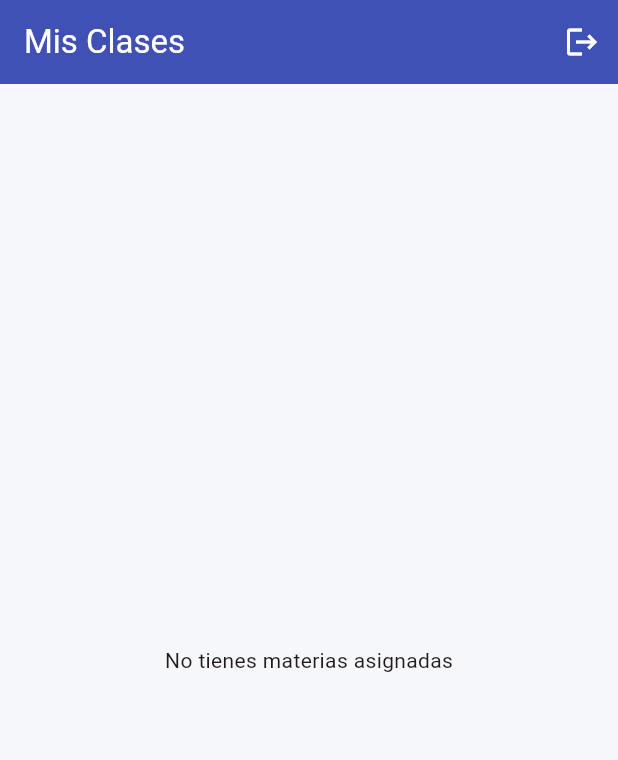
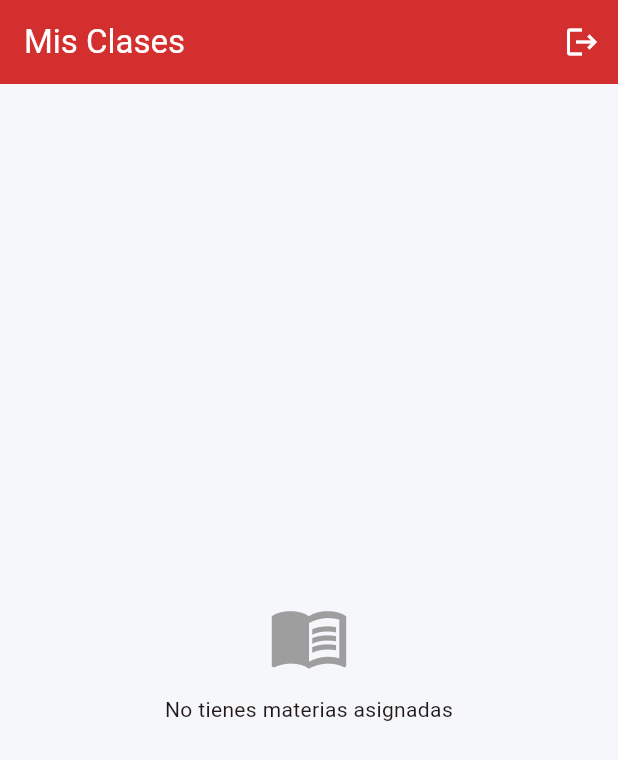
Before and after one commit to quisbertfabio6/app-proyecto-de-grado, a Flutter app: the DocenteHomeScreen screen opened directly, on a phone screen of 412 x 824 dp. Shown: the top 760 px of the screen. Run offline on Flutter 3.47's test engine with Material 3 defaults, Android fonts, the phone set to English and light mode, and no system bars; our stand-ins replace audioplayers, connectivity_plus, file_picker, flutter_image_compress, image_picker, shared_preferences and 1 more; missing offline and left inert: mobile_scanner; accounts and stored records are empty; network calls fail.

Commit message:
Fase 5: armonizar colores y tarjetas del panel docente

```diff
--- a/lib/screens/docente/docente_home_screen.dart
+++ b/lib/screens/docente/docente_home_screen.dart
@@ -131,10 +131,14 @@ class _DocenteHomeScreenState extends State<DocenteHomeScreen> {
     return Scaffold(
       appBar: AppBar(
         title: const Text('Mis Clases'),
-        backgroundColor: Colors.indigo,
+        backgroundColor: const Color(0xFFD32F2F),
         foregroundColor: Colors.white,
         actions: [
-          IconButton(icon: const Icon(Icons.logout), onPressed: _logout),
+          IconButton(
+            tooltip: 'Cerrar sesión',
+            icon: const Icon(Icons.logout),
+            onPressed: _logout,
+          ),
         ],
       ),
 
@@ -152,21 +156,33 @@ class _DocenteHomeScreenState extends State<DocenteHomeScreen> {
       body: _isLoading
           ? const Center(child: CircularProgressIndicator())
           : _materias.isEmpty
-          ? const Center(child: Text('No tienes materias asignadas'))
+          ? const Center(
+              child: Padding(
+                padding: EdgeInsets.all(24),
+                child: Column(
+                  mainAxisSize: MainAxisSize.min,
+                  children: [
+                    Icon(Icons.menu_book_outlined, size: 54, color: Colors.grey),
+                    SizedBox(height: 12),
+                    Text('No tienes materias asignadas', textAlign: TextAlign.center),
+                  ],
+                ),
+              ),
+            )
           : ListView.builder(
-              padding: const EdgeInsets.all(10),
+              padding: const EdgeInsets.all(16),
               itemCount: _materias.length,
               itemBuilder: (context, index) {
                 final materia = _materias[index];
                 final curso = materia['curso'];
 
                 return Card(
-                  elevation: 3,
-                  margin: const EdgeInsets.only(bottom: 15),
+                  elevation: 1,
+                  margin: const EdgeInsets.only(bottom: 12),
                   child: ListTile(
-                    contentPadding: const EdgeInsets.all(15),
+                    contentPadding: const EdgeInsets.all(16),
                     leading: const CircleAvatar(
-                      backgroundColor: Colors.indigo,
+                      backgroundColor: const Color(0xFFD32F2F),
                       child: Icon(Icons.book, color: Colors.white),
                     ),
                     title: Text(
```
